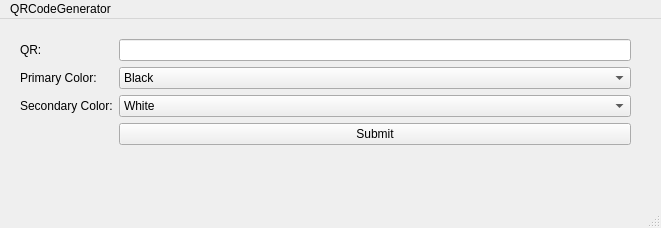
Above: QRCodeGenerator/mainwindow.ui from andrewChittick/QRcodeGenerator before the change. Below: the same form after it.
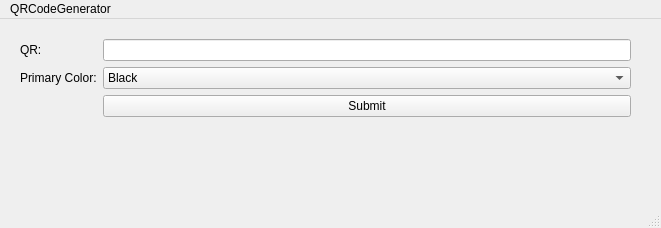
That is the form after the change.

Commit message: added toupper and removed secondary color

```diff
--- a/QRCodeGenerator/mainwindow.ui
+++ b/QRCodeGenerator/mainwindow.ui
@@ -60,33 +60,7 @@
        </item>
       </widget>
      </item>
-     <item row="2" column="0">
-      <widget class="QLabel" name="secondaryColor">
-       <property name="text">
-        <string>Secondary Color:</string>
-       </property>
-      </widget>
-     </item>
      <item row="2" column="1">
-      <widget class="QComboBox" name="comboBox_2">
-       <item>
-        <property name="text">
-         <string>White</string>
-        </property>
-       </item>
-       <item>
-        <property name="text">
-         <string>Yellow</string>
-        </property>
-       </item>
-       <item>
-        <property name="text">
-         <string/>
-        </property>
-       </item>
-      </widget>
-     </item>
-     <item row="3" column="1">
       <widget class="QPushButton" name="submitButton">
        <property name="text">
         <string>Submit</string>
```
Left out of the diff: 2 changed lines with no effect on the pictures. The commit also changes 23 other files.
